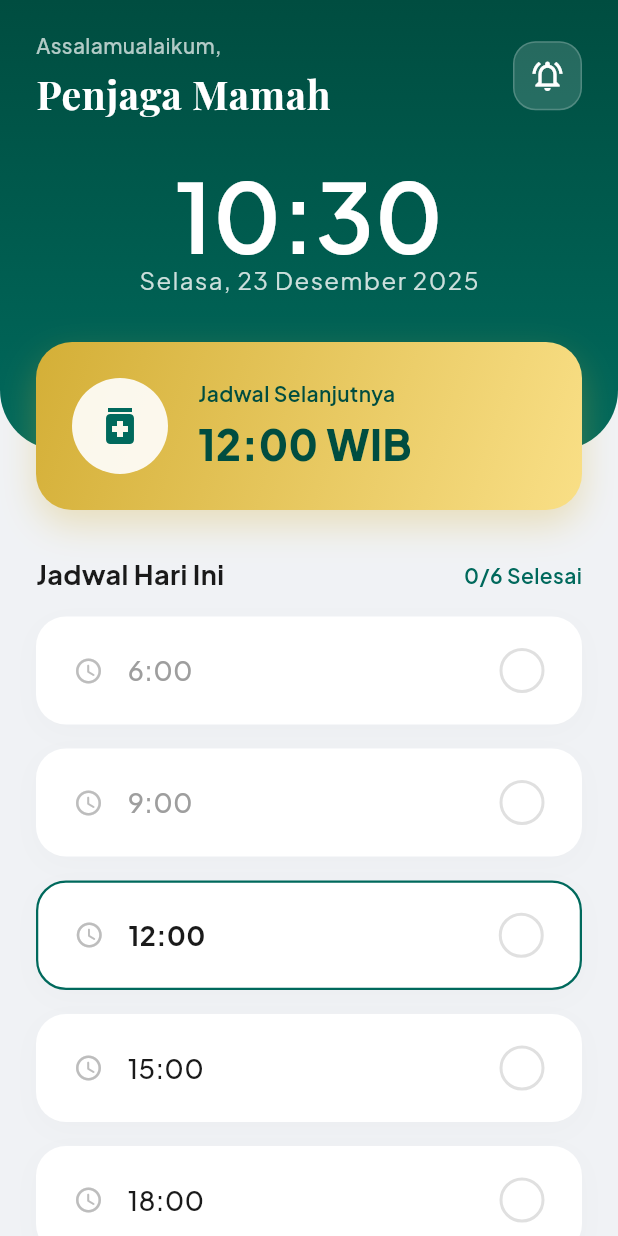
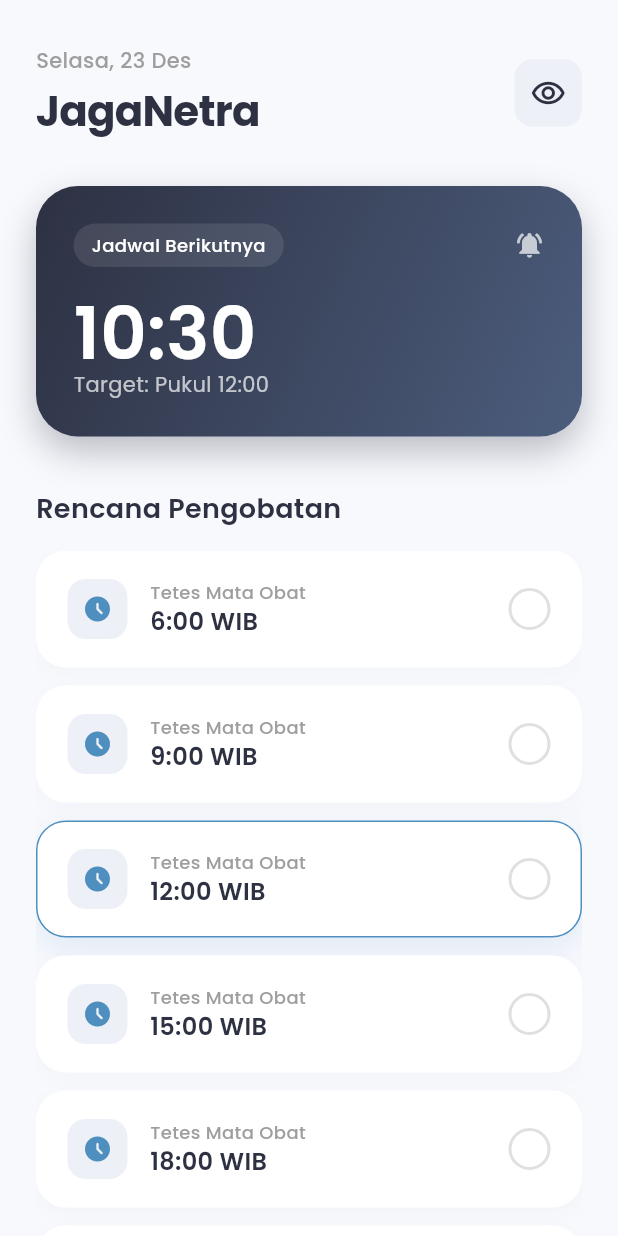
Before and after one commit to RaafiStudent/JagaNetra, a Flutter app: the screen it shows after launch, on a phone screen of 412 x 824 dp. Run offline on Flutter 3.47's test engine with Material 3 defaults, Android fonts, the light colour scheme and no system bars; our stand-ins replace flutter_local_notifications, google_fonts, timezone.

Commit message:
Redesign UI to Modern Minimalist: Navy Blue theme, Poppins font, cleaner layout

```diff
--- a/lib/main.dart
+++ b/lib/main.dart
@@ -24,10 +24,12 @@ class JagaNetraApp extends StatelessWidget {
       debugShowCheckedModeBanner: false,
       theme: ThemeData(
         useMaterial3: true,
+        scaffoldBackgroundColor: const Color(0xFFF8F9FD), // Putih Kebiruan (Sangat Bersih)
         colorScheme: ColorScheme.fromSeed(
-          seedColor: const Color(0xFF00695C),
-          secondary: const Color(0xFFD4AF37),
-          background: const Color(0xFFF8F9FA), // Lebih putih bersih
+          seedColor: const Color(0xFF2D3142), // Royal Dark Blue
+          primary: const Color(0xFF2D3142),
+          secondary: const Color(0xFF4F8FC0), // Soft Blue Accent
+          surface: Colors.white,
         ),
       ),
       home: const HomePage(),
@@ -45,11 +47,7 @@ class HomePage extends StatefulWidget {
 class _HomePageState extends State<HomePage> {
   String _timeString = "";
   late Timer _timer;
-
-  // Logic untuk menyimpan status checklist (sementara di RAM)
-  // Nanti kita simpan ke database di langkah berikutnya
   Set<int> completedSchedules = {};
-
   final List<int> scheduleHours = [6, 9, 12, 15, 18, 21];
 
   @override
@@ -73,7 +71,6 @@ class _HomePageState extends State<HomePage> {
     return DateFormat('HH:mm').format(dateTime);
   }
 
-  // Fungsi saat tombol checklist ditekan
   void _toggleSchedule(int hour) {
     setState(() {
       if (completedSchedules.contains(hour)) {
@@ -98,33 +95,15 @@ class _HomePageState extends State<HomePage> {
     );
 
     return Scaffold(
-      backgroundColor: const Color(0xFFF0F2F5), // Abu-abu sangat muda (premium feel)
-      body: Stack(
+      body: SafeArea(
+        child: Padding(
+          padding: const EdgeInsets.symmetric(horizontal: 24.0),
+          child: Column(
+            crossAxisAlignment: CrossAxisAlignment.start,
             children: [
-          // Background Header Design
-          Container(
-            height: 300,
-            decoration: const BoxDecoration(
-              gradient: LinearGradient(
-                colors: [Color(0xFF004D40), Color(0xFF00695C)],
-                begin: Alignment.topCenter,
-                end: Alignment.bottomCenter,
-              ),
-              borderRadius: BorderRadius.only(
-                bottomLeft: Radius.circular(40),
-                bottomRight: Radius.circular(40),
-              ),
-            ),
-          ),
+              const SizedBox(height: 30),
 
-          SafeArea(
-            child: Column(
-              children: [
-                // --- CUSTOM HEADER ---
-                Padding(
-                  padding: const EdgeInsets.symmetric(horizontal: 24, vertical: 20),
-                  child: Column(
-                    children: [
+              // --- HEADER CLEAN & MODERN ---
               Row(
                 mainAxisAlignment: MainAxisAlignment.spaceBetween,
                 children: [
@@ -132,247 +111,242 @@ class _HomePageState extends State<HomePage> {
                     crossAxisAlignment: CrossAxisAlignment.start,
                     children: [
                       Text(
-                                "Assalamualaikum,",
-                                style: GoogleFonts.plusJakartaSans(
-                                  color: Colors.white70,
+                        DateFormat('EEEE, d MMM', 'id_ID').format(DateTime.now()),
+                        style: GoogleFonts.poppins(
+                          color: Colors.grey[500],
                           fontSize: 14,
                           fontWeight: FontWeight.w500,
                         ),
                       ),
                       const SizedBox(height: 4),
                       Text(
-                                "Penjaga Mamah",
-                                style: GoogleFonts.playfairDisplay(
-                                  color: Colors.white,
-                                  fontSize: 26,
-                                  fontWeight: FontWeight.bold,
-                                  letterSpacing: 0.5,
+                        "JagaNetra",
+                        style: GoogleFonts.poppins(
+                          color: const Color(0xFF2D3142), // Dark Slate
+                          fontSize: 28,
+                          fontWeight: FontWeight.w700,
+                          letterSpacing: -0.5,
                         ),
                       ),
                     ],
                   ),
+                  // Avatar Profile / Icon Mata Minimalis
                   Container(
-                            padding: const EdgeInsets.all(10),
+                    width: 45,
+                    height: 45,
                     decoration: BoxDecoration(
-                              color: Colors.white.withOpacity(0.15),
-                              borderRadius: BorderRadius.circular(15),
-                              border: Border.all(color: Colors.white.withOpacity(0.2)),
+                      color: const Color(0xFFEDF1F7),
+                      borderRadius: BorderRadius.circular(12),
                     ),
-                            child: const Icon(Icons.notifications_active_outlined, color: Colors.white),
-                          )
+                    child: const Icon(
+                      Icons.remove_red_eye_outlined,
+                      color: Color(0xFF2D3142),
+                    ),
+                  ),
                 ],
               ),
+
               const SizedBox(height: 30),
-                      // Jam Digital Super Clean
-                      Center(
+
+              // --- HERO CARD (GLASSY BLUE) ---
+              Container(
+                width: double.infinity,
+                padding: const EdgeInsets.all(25),
+                decoration: BoxDecoration(
+                  gradient: const LinearGradient(
+                    colors: [
+                      Color(0xFF2D3142), // Dark Navy
+                      Color(0xFF4C5D7D), // Lighter Navy
+                    ],
+                    begin: Alignment.topLeft,
+                    end: Alignment.bottomRight,
+                  ),
+                  borderRadius: BorderRadius.circular(28),
+                  boxShadow: [
+                    BoxShadow(
+                      color: const Color(0xFF2D3142).withOpacity(0.3),
+                      blurRadius: 20,
+                      offset: const Offset(0, 10),
+                    ),
+                  ],
+                ),
                 child: Column(
+                  crossAxisAlignment: CrossAxisAlignment.start,
                   children: [
+                    Row(
+                      mainAxisAlignment: MainAxisAlignment.spaceBetween,
+                      children: [
+                        Container(
+                          padding: const EdgeInsets.symmetric(horizontal: 12, vertical: 6),
+                          decoration: BoxDecoration(
+                            color: Colors.white.withOpacity(0.1),
+                            borderRadius: BorderRadius.circular(20),
+                          ),
+                          child: Text(
+                            "Jadwal Berikutnya",
+                            style: GoogleFonts.poppins(
+                              color: Colors.white,
+                              fontSize: 12,
+                              fontWeight: FontWeight.w500,
+                            ),
+                          ),
+                        ),
+                        const Icon(Icons.notifications_active, color: Colors.white70, size: 20),
+                      ],
+                    ),
+                    const SizedBox(height: 20),
                     Text(
                       _timeString,
-                              style: GoogleFonts.plusJakartaSans(
+                      style: GoogleFonts.poppins(
                         color: Colors.white,
-                                fontSize: 64,
+                        fontSize: 48,
                         fontWeight: FontWeight.w600,
                         height: 1,
                       ),
                     ),
                     Text(
-                              DateFormat('EEEE, d MMMM yyyy', 'id_ID').format(DateTime.now()),
-                              style: GoogleFonts.plusJakartaSans(
-                                color: Colors.white.withOpacity(0.8),
-                                fontSize: 16,
-                                letterSpacing: 1,
-                              ),
-                            ),
-                          ],
+                      "Target: Pukul $nextSchedule:00",
+                      style: GoogleFonts.poppins(
+                        color: Colors.white70,
+                        fontSize: 14,
                       ),
                     ),
                   ],
                 ),
               ),
 
-                const SizedBox(height: 10),
+              const SizedBox(height: 35),
 
-                // --- CONTENT SCROLLABLE ---
-                Expanded(
-                  child: Container(
-                    padding: const EdgeInsets.symmetric(horizontal: 24),
-                    child: ListView(
-                      clipBehavior: Clip.none, // Agar shadow tidak terpotong
-                      children: [
-                        // Highlight Card
-                        _buildHeroCard(nextSchedule),
-
-                        const SizedBox(height: 30),
-
-                        Row(
-                          mainAxisAlignment: MainAxisAlignment.spaceBetween,
-                          children: [
+              // --- TITLE SECTION ---
               Text(
-                              "Jadwal Hari Ini",
-                              style: GoogleFonts.plusJakartaSans(
+                "Rencana Pengobatan",
+                style: GoogleFonts.poppins(
+                  color: const Color(0xFF2D3142),
                   fontSize: 18,
-                                fontWeight: FontWeight.bold,
-                                color: const Color(0xFF1A1A1A),
+                  fontWeight: FontWeight.w600,
                 ),
-                            ),
-                            Text(
-                              "${completedSchedules.length}/${scheduleHours.length} Selesai",
-                              style: GoogleFonts.plusJakartaSans(
-                                fontSize: 14,
-                                fontWeight: FontWeight.w600,
-                                color: const Color(0xFF00695C),
-                              ),
-                            ),
-                          ],
               ),
               const SizedBox(height: 15),
 
-                        // List Jadwal Interactive
-                        ...scheduleHours.map((hour) => _buildScheduleItem(hour)).toList(),
-
-                        const SizedBox(height: 50), // Spasi bawah
-                      ],
-                    ),
+              // --- SCROLLABLE LIST ---
+              Expanded(
+                child: ListView.separated(
+                  physics: const BouncingScrollPhysics(),
+                  itemCount: scheduleHours.length,
+                  separatorBuilder: (context, index) => const SizedBox(height: 12),
+                  itemBuilder: (context, index) {
+                    final hour = scheduleHours[index];
+                    return _buildModernTaskTile(hour);
+                  },
                 ),
               ),
             ],
           ),
         ),
-        ],
       ),
     );
   }
 
-  // Widget Hero Card (Kartu Emas)
-  Widget _buildHeroCard(int hour) {
-    return Container(
-      width: double.infinity,
-      padding: const EdgeInsets.all(24),
-      decoration: BoxDecoration(
-        gradient: const LinearGradient(
-          colors: [Color(0xFFD4AF37), Color(0xFFF9DF86)], // Gold Gradient
-          begin: Alignment.topLeft,
-          end: Alignment.bottomRight,
-        ),
-        borderRadius: BorderRadius.circular(24),
-        boxShadow: [
-          BoxShadow(
-            color: const Color(0xFFD4AF37).withOpacity(0.3),
-            blurRadius: 20,
-            offset: const Offset(0, 10),
-          ),
-        ],
-      ),
-      child: Row(
-        children: [
-          Container(
-            padding: const EdgeInsets.all(16),
-            decoration: BoxDecoration(
-              color: Colors.white.withOpacity(0.9),
-              shape: BoxShape.circle,
-            ),
-            child: const Icon(
-              Icons.medication,
-              color: Color(0xFF00695C),
-              size: 32,
-            ),
-          ),
-          const SizedBox(width: 20),
-          Column(
-            crossAxisAlignment: CrossAxisAlignment.start,
-            children: [
-              Text(
-                "Jadwal Selanjutnya",
-                style: GoogleFonts.plusJakartaSans(
-                  color: const Color(0xFF004D40),
-                  fontSize: 14,
-                  fontWeight: FontWeight.w600,
-                ),
-              ),
-              const SizedBox(height: 4),
-              Text(
-                "$hour:00 WIB",
-                style: GoogleFonts.plusJakartaSans(
-                  color: const Color(0xFF004D40),
-                  fontSize: 28,
-                  fontWeight: FontWeight.w800,
-                ),
-              ),
-            ],
-          ),
-        ],
-      ),
-    );
-  }
-
-  // Widget Item List Jadwal (Interactive & Animated)
-  Widget _buildScheduleItem(int hour) {
+  Widget _buildModernTaskTile(int hour) {
     bool isCompleted = completedSchedules.contains(hour);
     bool isPassed = DateTime.now().hour >= hour;
     bool isNext = !isPassed && !isCompleted &&
         (hour == scheduleHours.firstWhere((h) => h > DateTime.now().hour, orElse: () => 24));
 
+    Color textColor = isCompleted ? Colors.grey : const Color(0xFF2D3142);
+    Color cardColor = Colors.white;
+    double elevation = 0;
+
+    // Logic tampilan berdasarkan status
+    if (isNext) {
+      cardColor = Colors.white;
+      elevation = 10; // Efek melayang untuk jadwal berikutnya
+    }
+
     return GestureDetector(
       onTap: () => _toggleSchedule(hour),
       child: AnimatedContainer(
-        duration: const Duration(milliseconds: 300),
-        margin: const EdgeInsets.only(bottom: 16),
-        padding: const EdgeInsets.symmetric(vertical: 20, horizontal: 24),
+        duration: const Duration(milliseconds: 200),
+        padding: const EdgeInsets.symmetric(horizontal: 20, vertical: 18),
         decoration: BoxDecoration(
-          color: isCompleted ? const Color(0xFFE0F2F1) : Colors.white,
+          color: cardColor,
           borderRadius: BorderRadius.circular(20),
-          border: isNext
-              ? Border.all(color: const Color(0xFF00695C), width: 1.5)
-              : Border.all(color: Colors.transparent),
           boxShadow: [
+            if (isNext)
+              BoxShadow(
+                color: const Color(0xFF4F8FC0).withOpacity(0.15),
+                blurRadius: 20,
+                offset: const Offset(0, 8),
+              )
+            else
               BoxShadow(
                 color: Colors.grey.withOpacity(0.05),
-              blurRadius: 15,
-              offset: const Offset(0, 5),
+                blurRadius: 10,
+                offset: const Offset(0, 4),
               ),
           ],
+          border: isNext
+            ? Border.all(color: const Color(0xFF4F8FC0), width: 1) // Outline biru tipis
+            : Border.all(color: Colors.transparent),
         ),
         child: Row(
-          mainAxisAlignment: MainAxisAlignment.spaceBetween,
           children: [
-            Row(
+            // Jam
+            Container(
+              padding: const EdgeInsets.all(10),
+              decoration: BoxDecoration(
+                color: isCompleted ? Colors.grey[100] : const Color(0xFFEDF1F7),
+                borderRadius: BorderRadius.circular(12),
+              ),
+              child: Icon(
+                Icons.access_time_filled_rounded,
+                size: 20,
+                color: isCompleted ? Colors.grey : const Color(0xFF4F8FC0),
+              ),
+            ),
+            const SizedBox(width: 15),
+
+            // Teks
+            Expanded(
+              child: Column(
+                crossAxisAlignment: CrossAxisAlignment.start,
                 children: [
-                Icon(
-                  Icons.access_time_rounded,
-                  color: isCompleted ? const Color(0xFF00695C) : Colors.grey[400],
-                  size: 20,
+                  Text(
+                    "Tetes Mata Obat",
+                    style: GoogleFonts.poppins(
+                      fontSize: 12,
+                      color: Colors.grey[500],
+                      fontWeight: FontWeight.w500,
                     ),
-                const SizedBox(width: 16),
+                  ),
                   Text(
-                  "$hour:00",
-                  style: GoogleFonts.plusJakartaSans(
-                    fontSize: 18,
-                    fontWeight: isCompleted || isNext ? FontWeight.bold : FontWeight.w500,
-                    color: isCompleted
-                        ? const Color(0xFF00695C)
-                        : (isPassed ? Colors.grey : const Color(0xFF1A1A1A)),
+                    "$hour:00 WIB",
+                    style: GoogleFonts.poppins(
+                      fontSize: 16,
+                      fontWeight: FontWeight.w600,
+                      color: textColor,
                       decoration: isCompleted ? TextDecoration.lineThrough : null,
                     ),
                   ),
                 ],
               ),
+            ),
 
-            // Checkbox Custom dengan Animasi
+            // Checkbox Circle Custom
             AnimatedContainer(
               duration: const Duration(milliseconds: 300),
-              height: 30,
-              width: 30,
+              width: 28,
+              height: 28,
               decoration: BoxDecoration(
-                color: isCompleted ? const Color(0xFF00695C) : Colors.transparent,
+                color: isCompleted ? const Color(0xFF4CAF50) : Colors.transparent, // Hijau lembut saat done
                 shape: BoxShape.circle,
                 border: Border.all(
-                  color: isCompleted ? const Color(0xFF00695C) : Colors.grey[300]!,
+                  color: isCompleted ? Colors.transparent : Colors.grey[300]!,
                   width: 2,
                 ),
               ),
               child: isCompleted
-                  ? const Icon(Icons.check, color: Colors.white, size: 20)
+                ? const Icon(Icons.check, size: 16, color: Colors.white)
                 : null,
             ),
           ],
```
Lines whose indentation alone changed are shown as unchanged.
